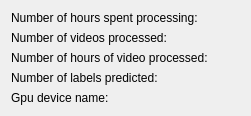
The window that dialog.ui (byq-luo/bosch) describes before a commit, drawn with Qt 5.
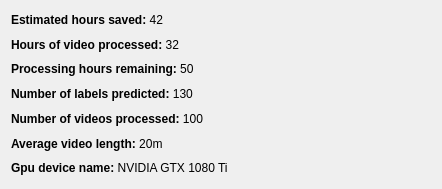
The same window after the commit.

Commit message: Add a simple dialog for design day book page.

```diff
--- a/dialog.ui
+++ b/dialog.ui
@@ -6,48 +6,69 @@
    <rect>
     <x>0</x>
     <y>0</y>
-    <width>251</width>
-    <height>78</height>
+    <width>442</width>
+    <height>189</height>
    </rect>
   </property>
   <property name="windowTitle">
    <string>Dialog</string>
   </property>
-  <layout class="QVBoxLayout" name="verticalLayout_5">
+  <layout class="QHBoxLayout" name="horizontalLayout">
    <item>
-    <widget class="QLabel" name="label">
-     <property name="text">
-      <string>Number of hours spent processing:</string>
-     </property>
-    </widget>
-   </item>
+    <layout class="QVBoxLayout" name="verticalLayout">
    <item>
-    <widget class="QLabel" name="label_2">
+      <widget class="QLabel" name="label_8">
      <property name="text">
-      <string>Number of videos processed:</string>
+        <string>&lt;html&gt;&lt;head/&gt;&lt;body&gt;&lt;p&gt;&lt;span style=&quot; font-weight:600;&quot;&gt;Estimated hours saved: &lt;/span&gt;42&lt;/p&gt;&lt;/body&gt;&lt;/html&gt;</string>
      </property>
     </widget>
    </item>
    <item>
     <widget class="QLabel" name="label_3">
      <property name="text">
-      <string>Number of hours of video processed:</string>
+        <string>&lt;html&gt;&lt;head/&gt;&lt;body&gt;&lt;p&gt;&lt;span style=&quot; font-weight:600;&quot;&gt;Hours of video processed: &lt;/span&gt;32&lt;/p&gt;&lt;/body&gt;&lt;/html&gt;</string>
+       </property>
+      </widget>
+     </item>
+     <item>
+      <widget class="QLabel" name="label_6">
+       <property name="text">
+        <string>&lt;html&gt;&lt;head/&gt;&lt;body&gt;&lt;p&gt;&lt;span style=&quot; font-weight:600;&quot;&gt;Processing hours remaining: &lt;/span&gt;50&lt;/p&gt;&lt;/body&gt;&lt;/html&gt;</string>
      </property>
     </widget>
    </item>
    <item>
     <widget class="QLabel" name="label_5">
      <property name="text">
-      <string>Number of labels predicted:</string>
+        <string>&lt;html&gt;&lt;head/&gt;&lt;body&gt;&lt;p&gt;&lt;span style=&quot; font-weight:600;&quot;&gt;Number of labels predicted: &lt;/span&gt;130&lt;/p&gt;&lt;/body&gt;&lt;/html&gt;</string>
+       </property>
+      </widget>
+     </item>
+     <item>
+      <widget class="QLabel" name="label_2">
+       <property name="text">
+        <string>&lt;html&gt;&lt;head/&gt;&lt;body&gt;&lt;p&gt;&lt;span style=&quot; font-weight:600;&quot;&gt;Number of videos processed: &lt;/span&gt;100&lt;/p&gt;&lt;/body&gt;&lt;/html&gt;</string>
+       </property>
+      </widget>
+     </item>
+     <item>
+      <widget class="QLabel" name="label_7">
+       <property name="text">
+        <string>&lt;html&gt;&lt;head/&gt;&lt;body&gt;&lt;p&gt;&lt;span style=&quot; font-weight:600;&quot;&gt;Average video length: &lt;/span&gt;20m&lt;/p&gt;&lt;/body&gt;&lt;/html&gt;</string>
      </property>
     </widget>
    </item>
    <item>
     <widget class="QLabel" name="label_4">
      <property name="text">
-      <string>Gpu device name:</string>
-     </property>
-    </widget>
+        <string>&lt;html&gt;&lt;head/&gt;&lt;body&gt;&lt;p&gt;&lt;span style=&quot; font-weight:600;&quot;&gt;Gpu device name: &lt;/span&gt;NVIDIA GTX 1080 Ti&lt;/p&gt;&lt;/body&gt;&lt;/html&gt;</string>
+       </property>
+      </widget>
+     </item>
+    </layout>
+   </item>
+   <item>
+    <widget class="QWidget" name="widget" native="true"/>
    </item>
   </layout>
  </widget>
```
Left out of the diff: 2 changed lines with no effect on the pictures. Lines whose indentation alone changed are shown as unchanged. The commit also changes 4 other files.
